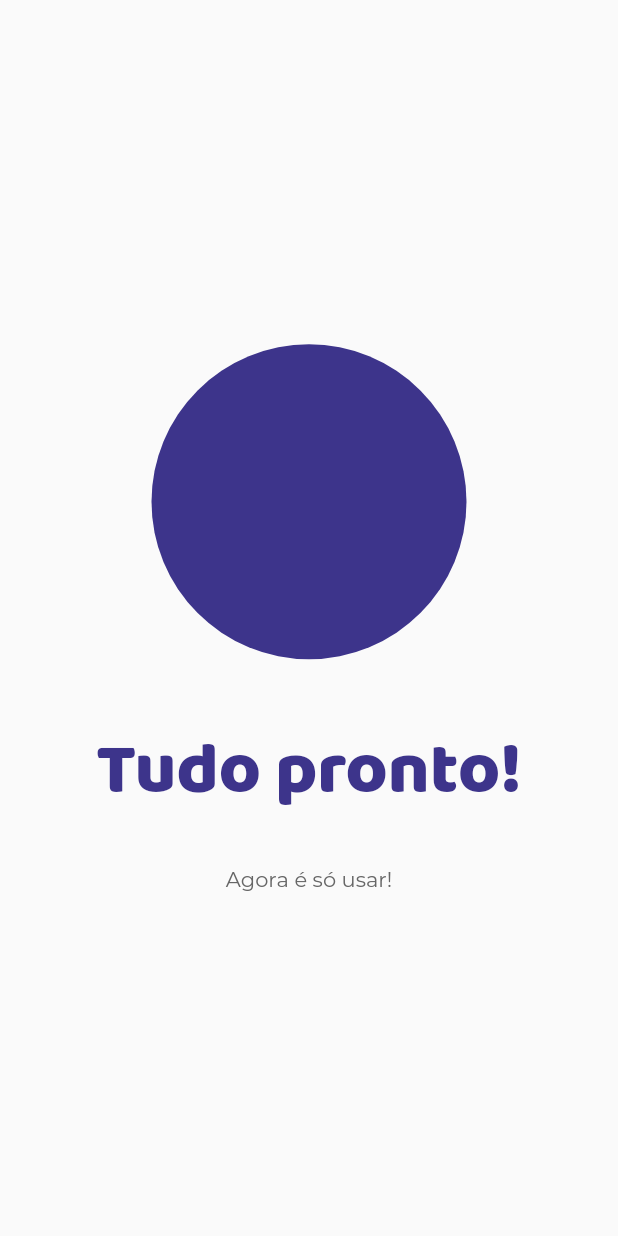
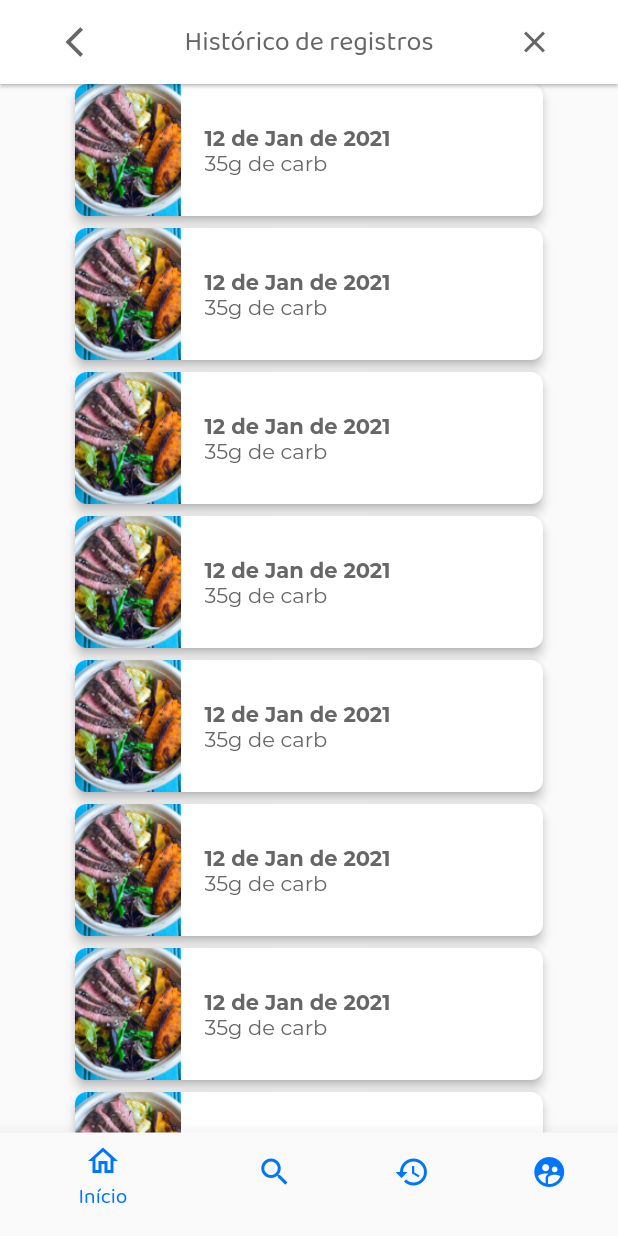
Before and after one commit to mangobr/LEGACY-mango-app, a Flutter app: the screen it shows after launch, on a phone screen of 412 x 824 dp. Run offline on Flutter 3.47's test engine with Material 2 defaults, Android fonts, the phone set to English and light mode, and no system bars; our stand-ins replace carousel_slider, flutter_dotenv, flutter_svg, hexcolor, image_picker, mask_text_input_formatter.

Commit message:
Adicionando tela de registro

```diff
--- a/mango_app/lib/main.dart
+++ b/mango_app/lib/main.dart
@@ -1,5 +1,6 @@
 import 'package:Mango/screens/auth/userRoles/roleSelection.dart';
 import 'package:Mango/screens/auth/wellcomeScreen.dart';
+import 'package:Mango/screens/core/history/history.dart';
 import 'package:Mango/screens/home.dart';
 import 'package:Mango/screens/auth/login.dart';
 import 'package:Mango/screens/auth/signUp.dart';
@@ -19,7 +20,7 @@ class MangoApp extends StatelessWidget {
   Widget build(BuildContext context) {
     return MaterialApp(
       debugShowCheckedModeBanner: false,
-      home: SuccessTransionScreen(),
+      home: FoodScanHistoryScreen(),
       theme: ThemeData(
         fontFamily: 'BalooTammudu2',
         colorScheme: ColorScheme(
--- /dev/null
+++ b/mango_app/lib/screens/core/history/history.dart
@@ -0,0 +1,39 @@
+import 'package:Mango/widgets/cards/historyCard.dart';
+import 'package:Mango/widgets/headers/header.dart';
+import 'package:Mango/widgets/navigation/bottomNavigationBar.dart';
+import 'package:flutter/material.dart';
+
+class FoodScanHistoryScreen extends StatefulWidget {
+  @override
+  _FoodScanHistoryScreenState createState() => _FoodScanHistoryScreenState();
+}
+
+class _FoodScanHistoryScreenState extends State<FoodScanHistoryScreen> {
+  @override
+  Widget build(BuildContext context) {
+    return Scaffold(
+      appBar: AppBar(
+        backgroundColor: Colors.white,
+        elevation: 1,
+        title: MangoHeader(
+            color: Theme.of(context).colorScheme.secondaryVariant,
+            message: 'Histórico de registros'),
+      ),
+      bottomNavigationBar: MangoBottomNavBar(),
+      body: SafeArea(
+        child: ListView(
+          children: [
+            FoodScanHistoryCard(),
+            FoodScanHistoryCard(),
+            FoodScanHistoryCard(),
+            FoodScanHistoryCard(),
+            FoodScanHistoryCard(),
+            FoodScanHistoryCard(),
+            FoodScanHistoryCard(),
+            FoodScanHistoryCard(),
+          ],
+        ),
+      ),
+    );
+  }
+}
--- a/mango_app/lib/screens/home.dart
+++ b/mango_app/lib/screens/home.dart
@@ -1,4 +1,5 @@
 import 'package:Mango/widgets/buttons/largeButton.dart';
+import 'package:Mango/widgets/navigation/bottomNavigationBar.dart';
 import 'package:flutter/material.dart';
 import 'package:flutter/widgets.dart';
 import 'package:flutter_svg/flutter_svg.dart';
@@ -9,31 +10,13 @@ class Home extends StatelessWidget {
   Widget build(BuildContext context) {
     var screenSize = MediaQuery.of(context).size;
     return Scaffold(
+      bottomNavigationBar: MangoBottomNavBar(),
       body: SafeArea(
         child: Column(
           crossAxisAlignment: CrossAxisAlignment.start,
           children: [
             SizedBox(
-              height: 12,
-            ),
-            Stack(
-              alignment: Alignment.center,
-              children: [
-                Center(
-                  child: SvgPicture.asset(
-                    'assets/mango-logo.svg',
-                    semanticsLabel: 'Mango Logo',
-                  ),
-                ),
-                Container(
-                  alignment: Alignment.centerRight,
-                  margin: EdgeInsets.only(right: 16),
-                  child: CircleAvatar(
-                    backgroundImage: AssetImage('assets/avatar.png'),
-                    radius: 30,
-                  ),
-                ),
-              ],
+              height: 24,
             ),
             Container(
               margin: EdgeInsets.only(left: 16),
@@ -207,8 +190,8 @@ class Home extends StatelessWidget {
               ),
             ),
             SizedBox(
-              height: 16,
-            )
+              height: 24,
+            ),
           ],
         ),
       ),
--- /dev/null
+++ b/mango_app/lib/widgets/cards/historyCard.dart
@@ -0,0 +1,52 @@
+import 'package:flutter/material.dart';
+
+class FoodScanHistoryCard extends StatelessWidget {
+  @override
+  Widget build(BuildContext context) {
+    return Container(
+      margin: EdgeInsets.only(bottom: 8),
+      height: 88,
+      child: Card(
+        semanticContainer: true,
+        clipBehavior: Clip.antiAliasWithSaveLayer,
+        elevation: 3,
+        margin: EdgeInsets.only(left: 50, right: 50),
+        // color: Colors.black,
+        shape: RoundedRectangleBorder(
+          borderRadius: BorderRadius.circular(8),
+        ),
+        child: Row(
+          children: [
+            Image.asset(
+              'assets/food-1.png',
+            ),
+            SizedBox(
+              width: 16,
+            ),
+            Column(
+              crossAxisAlignment: CrossAxisAlignment.start,
+              mainAxisAlignment: MainAxisAlignment.center,
+              children: [
+                Text(
+                  '12 de Jan de 2021',
+                  style: TextStyle(
+                    fontFamily: 'Montserrat',
+                    fontWeight: FontWeight.w600,
+                    color: Theme.of(context).colorScheme.secondaryVariant,
+                  ),
+                ),
+                Text(
+                  '35g de carb',
+                  style: TextStyle(
+                    fontFamily: 'Montserrat',
+                    color: Theme.of(context).colorScheme.secondaryVariant,
+                  ),
+                ),
+              ],
+            )
+          ],
+        ),
+      ),
+    );
+  }
+}
--- /dev/null
+++ b/mango_app/lib/widgets/navigation/bottomNavigationBar.dart
@@ -0,0 +1,33 @@
+import 'package:flutter/material.dart';
+
+class MangoBottomNavBar extends StatefulWidget {
+  @override
+  _MangoBottomNavBarState createState() => _MangoBottomNavBarState();
+}
+
+class _MangoBottomNavBarState extends State<MangoBottomNavBar> {
+  @override
+  Widget build(BuildContext context) {
+    return BottomNavigationBar(
+      elevation: 10,
+      items: [
+        BottomNavigationBarItem(
+          icon: Icon(Icons.home_outlined),
+          title: Text('Início'),
+        ),
+        BottomNavigationBarItem(
+          icon: Icon(Icons.search),
+          title: Text('Pesquisa'),
+        ),
+        BottomNavigationBarItem(
+          icon: Icon(Icons.history),
+          title: Text('Histórico'),
+        ),
+        BottomNavigationBarItem(
+          icon: Icon(Icons.supervised_user_circle_sharp),
+          title: Text('Perfil'),
+        ),
+      ],
+    );
+  }
+}
```
